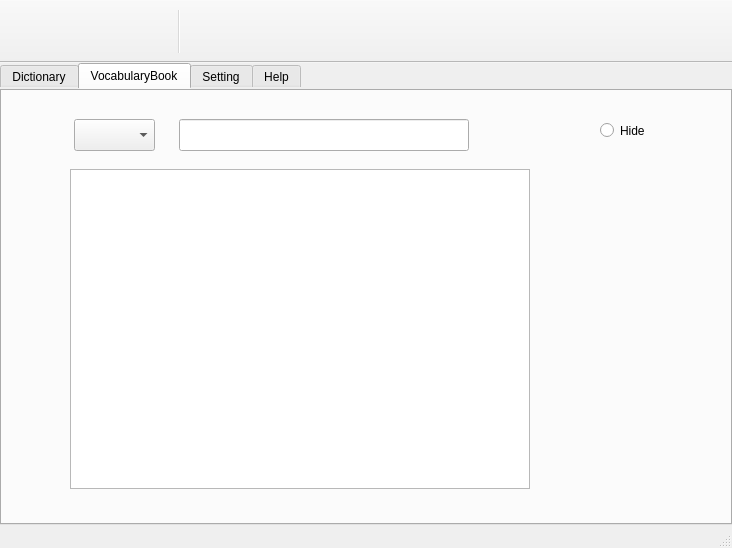
Above: src/gui/qt/mainwindow.ui from kartorz/AlphaDict before the change. Below: the same form after it.
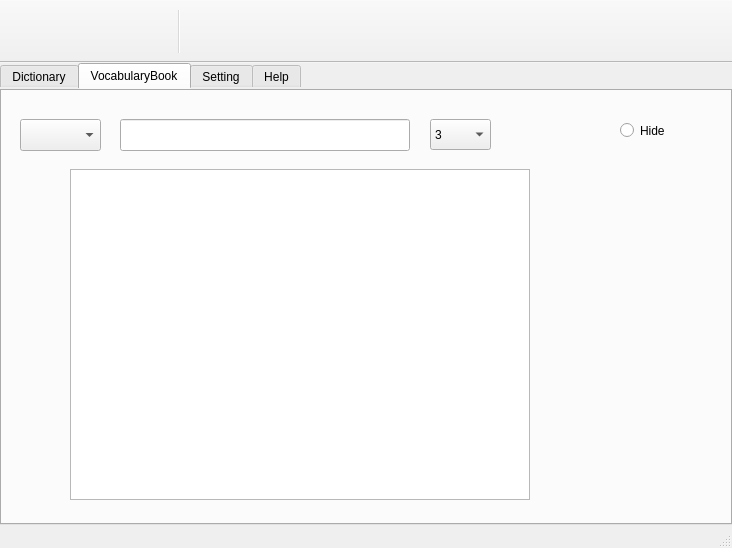
That is the form after the change. The open tabs and pages were chosen to show the change. Icons and pictures are not drawn.

Diff of the .ui file:
```diff
--- a/src/gui/qt/mainwindow.ui
+++ b/src/gui/qt/mainwindow.ui
@@ -423,7 +423,7 @@
      <widget class="QLineEdit" name="vbInput">
       <property name="geometry">
        <rect>
-        <x>179</x>
+        <x>120</x>
         <y>30</y>
         <width>290</width>
         <height>32</height>
@@ -436,7 +436,7 @@
      <widget class="QRadioButton" name="vbExplHideradioButton">
       <property name="geometry">
        <rect>
-        <x>600</x>
+        <x>620</x>
         <y>30</y>
         <width>81</width>
         <height>23</height>
@@ -452,7 +452,7 @@
         <x>70</x>
         <y>80</y>
         <width>460</width>
-        <height>320</height>
+        <height>331</height>
        </rect>
       </property>
       <property name="palette">
@@ -650,7 +650,7 @@
      <widget class="QComboBox" name="vbModeComboBox">
       <property name="geometry">
        <rect>
-        <x>74</x>
+        <x>20</x>
         <y>30</y>
         <width>81</width>
         <height>32</height>
@@ -718,8 +718,8 @@
      <widget class="QLabel" name="vbExamScoreLabel">
       <property name="geometry">
        <rect>
-        <x>495</x>
-        <y>33</y>
+        <x>510</x>
+        <y>30</y>
         <width>86</width>
         <height>25</height>
        </rect>
@@ -728,6 +728,58 @@
        <string/>
       </property>
      </widget>
+     <widget class="QComboBox" name="vbcmbRepeatCount">
+      <property name="geometry">
+       <rect>
+        <x>430</x>
+        <y>30</y>
+        <width>61</width>
+        <height>31</height>
+       </rect>
+      </property>
+      <property name="toolTip">
+       <string>&lt;html&gt;&lt;head/&gt;&lt;body&gt;&lt;p&gt;How many times for studying a word&lt;/p&gt;&lt;/body&gt;&lt;/html&gt;</string>
+      </property>
+      <property name="layoutDirection">
+       <enum>Qt::LeftToRight</enum>
+      </property>
+      <property name="editable">
+       <bool>false</bool>
+      </property>
+      <property name="currentText">
+       <string comment="0">3</string>
+      </property>
+      <item>
+       <property name="text">
+        <string>3</string>
+       </property>
+      </item>
+      <item>
+       <property name="text">
+        <string>5</string>
+       </property>
+      </item>
+      <item>
+       <property name="text">
+        <string>8</string>
+       </property>
+      </item>
+      <item>
+       <property name="text">
+        <string>12</string>
+       </property>
+      </item>
+      <item>
+       <property name="text">
+        <string>20</string>
+       </property>
+      </item>
+      <item>
+       <property name="text">
+        <string>100</string>
+       </property>
+      </item>
+     </widget>
     </widget>
     <widget class="QWidget" name="settingTab">
      <property name="enabled">
```
Left out of the diff: 2 changed lines with no effect on the pictures.
